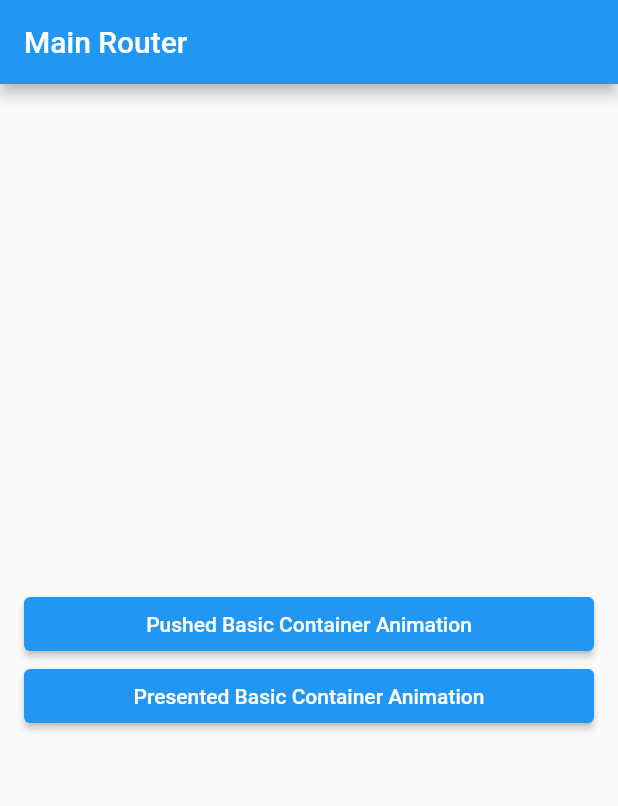
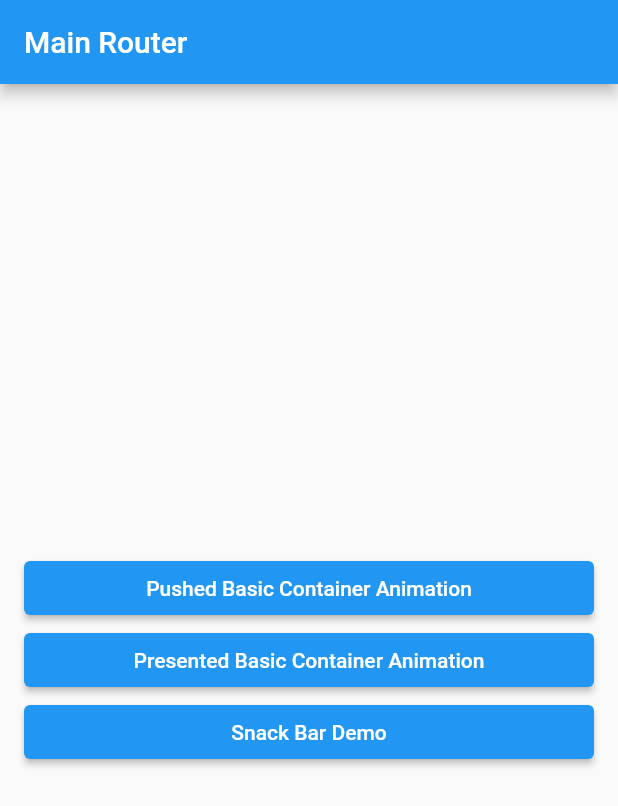
Before and after one commit to ageyman/flutter-demo-app, a Flutter app: the screen it shows after launch, on a phone screen of 412 x 824 dp. Shown: the top 806 px of the screen. Run offline on Flutter 3.47's test engine with Material 2 defaults, Android fonts, the phone set to English and light mode, and no system bars.

Commit message:
Add: Snack Bar Demo

```diff
--- a/lib/CustomWidgets/CustomElevatedButton.dart
+++ b/lib/CustomWidgets/CustomElevatedButton.dart
@@ -8,15 +8,14 @@ enum Navigate { push, pop, present }
 class CustomElevatedButton extends StatelessWidget {
   final String text;
   final Navigate navigate;
-  final String routeName;
 
-  CustomElevatedButton(this.text, this.navigate, this.routeName);
+  CustomElevatedButton(this.text, this.navigate);
 
   @override
   Widget build(BuildContext context) {
     return ElevatedButton(
       child: Text(text),
-      onPressed: () => _goTo(context, navigate, routeName),
+      onPressed: () => _goTo(context, navigate, text),
     );
   }
 
@@ -43,7 +42,7 @@ class CustomElevatedButton extends StatelessWidget {
   }
 
   Route _createRoute() {
-    var route =  Routes.appRoutes[routeName];
+    var route =  Routes.appRoutes[text];
     return PageRouteBuilder(
       pageBuilder: (context, animation, secondaryAnimation) => route(context),
       transitionsBuilder: (context, animation, secondaryAnimation, child) {
--- a/lib/MainRouter/MainRouter.dart
+++ b/lib/MainRouter/MainRouter.dart
@@ -24,9 +24,10 @@ class MainRouter extends StatelessWidget {
       shrinkWrap: true,
       children: [
         CustomElevatedButton(
-            'Pushed ${Routes.secondRoute}', Navigate.push, Routes.secondRoute),
+            'Pushed ${Routes.secondRoute}', Navigate.push),
         CustomElevatedButton(
-            'Presented ${Routes.secondRoute}', Navigate.present, Routes.secondRoute),
+            'Presented ${Routes.secondRoute}', Navigate.present),
+        CustomElevatedButton(Routes.thirdRoute, Navigate.push)
       ],
     );
   }
--- a/lib/main.dart
+++ b/lib/main.dart
@@ -2,17 +2,19 @@ import 'package:flutter/material.dart';
 import 'package:flutter_navigation_app/BasicContainerAnimation/BasicContainerAnimation.dart';
 
 import 'MainRouter/MainRouter.dart';
+import 'SnackBarDemo/SnackBarDemo.dart';
 
 
 class Routes {
   static const mainRoute = '/';
   static const secondRoute = 'Basic Container Animation';
-  static const thirdRoute = '';
+  static const thirdRoute = 'Snack Bar Demo';
   static const forthRoute = '';
 
   static final appRoutes = {
     Routes.mainRoute: (context) => MainRouter(),
     Routes.secondRoute: (context) => BasicContainerAnimation(),
+    Routes.thirdRoute: (context) => SnackBarDemo(),
   };
 }
 
```
Also changed, not shown: lib/SnackBarDemo/SnackBarDemo.dart (added, +48 -0 lines).
